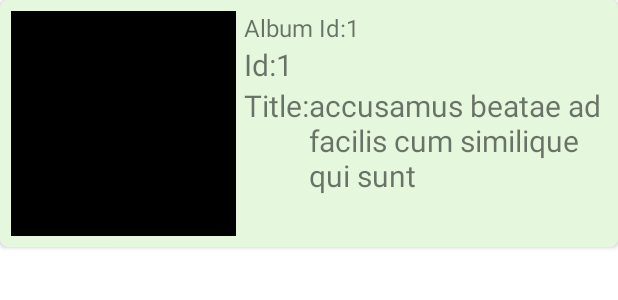
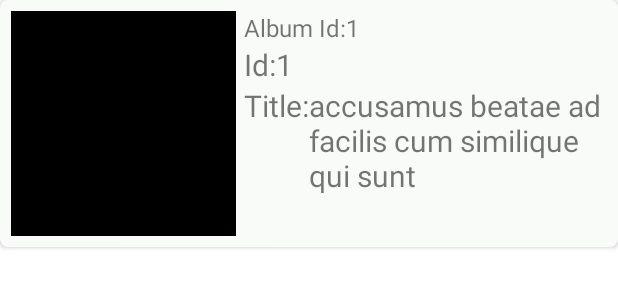
Before and after one commit to amolgadge663/RetroRecy_K, an Android app: the layout photos_layout.xml on its own in the app's theme, with its tools: preview values and no code run, on a phone screen of 412 x 824 dp. Shown: the top 300 px of the screen. Run offline under Robolectric (Android 15) with nearby library versions, the phone set to English and light mode, and no system bars.

Commit message:
Color correction for Night and Day Theme

```diff
--- a/app/src/main/res/layout/photos_layout.xml
+++ b/app/src/main/res/layout/photos_layout.xml
@@ -5,7 +5,7 @@
     android:layout_width="match_parent"
     android:layout_height="wrap_content"
     android:layout_marginBottom="5dp"
-    android:backgroundTint="#E5F8DE"
+    android:backgroundTint="@color/bgm_card_view"
     app:cardCornerRadius="5dp">
 
     <RelativeLayout
--- /dev/null
+++ b/app/src/main/res/values-night/colors.xml
@@ -0,0 +1,4 @@
+<?xml version="1.0" encoding="utf-8"?>
+<resources>
+    <color name="bgm_card_view">#696C68</color>
+</resources>
--- a/app/src/main/res/values/colors.xml
+++ b/app/src/main/res/values/colors.xml
@@ -7,4 +7,5 @@
     <color name="teal_700">#FF018786</color>
     <color name="black">#FF000000</color>
     <color name="white">#FFFFFFFF</color>
+    <color name="bgm_card_view">#F9FBF8</color>
 </resources>
```
